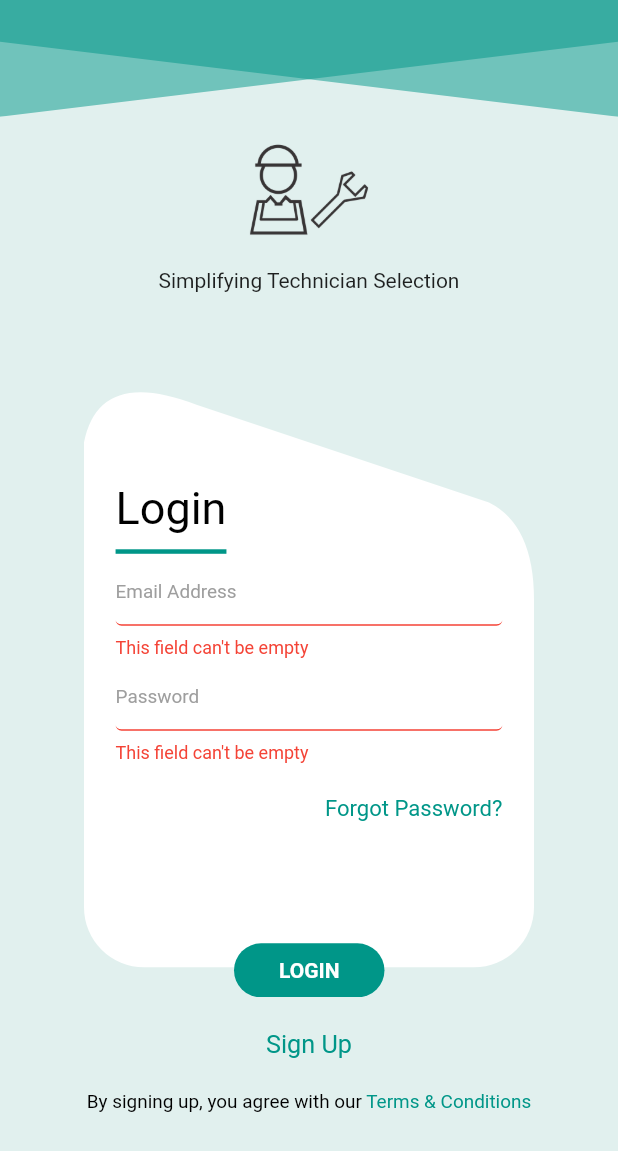
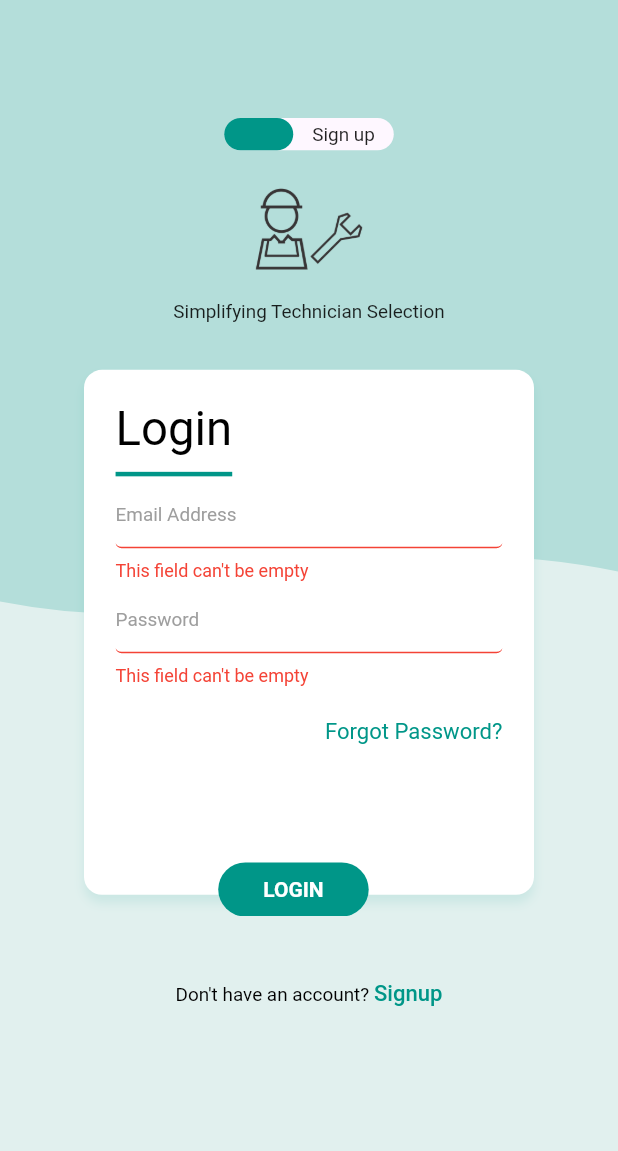
Before and after one commit to Pritom-Shajed/Fixify-App, a Flutter app: the screen it shows after launch, after a tap on "LOGIN", on a phone screen of 412 x 824 dp. Shown: the top 1151 px of the screen. Run offline on Flutter 3.47's test engine with Material 2 defaults, Android fonts, the light colour scheme and no system bars; drawn by our look-alikes of animated_toggle_switch; our stand-ins replace flutter_custom_clippers, get.

Commit message:
auth page - design in progress

```diff
--- a/lib/pages/auth/auth_body.dart
+++ b/lib/pages/auth/auth_body.dart
@@ -22,25 +22,27 @@ class AuthBody extends StatelessWidget {
   @override
   Widget build(BuildContext context) {
     return AnimatedCrossFade(
-        firstChild: ClipPath(
-          clipper: AuthClip(),
-          child: SizedBox(
-            height: 470,
+        firstChild: SizedBox(
+          height: 375,
           child: Stack(
             children: [
               Container(
-                  height: 450,
+                margin: EdgeInsets.all(Dimensions.width10),
+                padding: EdgeInsets.only(bottom: Dimensions.height20),
+                height: 350,
                 width: 300,
                 decoration: BoxDecoration(
                   color: AppColors.whiteColor,
-                    borderRadius: BorderRadius.circular(40),
+                  borderRadius: BorderRadius.circular(12),
+                  boxShadow: [
+                    BoxShadow(
+                    blurRadius: 5,
+                    offset: const Offset(0, 5),
+                    color: AppColors.shadowColor),
+                  ]
                 ),
                 child: Padding(
-                    padding: EdgeInsets.only(
-                        top: Dimensions.height20 * 6,
-                        left: Dimensions.height20,
-                        right: Dimensions.height20,
-                        bottom: Dimensions.height20),
+                  padding: EdgeInsets.all(Dimensions.height20,),
                   child: signInBody,
                 ),
               ),
@@ -51,26 +53,27 @@ class AuthBody extends StatelessWidget {
             ],
           ),
         ),
-        ),
-        secondChild: ClipPath(
-          clipper: AuthClip(flipped: true),
-          child: SizedBox(
-            height: 470,
+        secondChild: SizedBox(
+          height: 375,
           child: Stack(
             children: [
               Container(
-                  height: 450,
+                margin: EdgeInsets.all(Dimensions.width10),
+                padding: EdgeInsets.only(bottom: Dimensions.height20),
+                height: 350,
                 width: 300,
                 decoration: BoxDecoration(
                   color: AppColors.whiteColor,
-                    borderRadius: BorderRadius.circular(40),
+                  borderRadius: BorderRadius.circular(12),
+                    boxShadow: [
+                      BoxShadow(
+                          blurRadius: 5,
+                          offset: const Offset(0, 5),
+                          color: AppColors.shadowColor),
+                    ]
                 ),
                 child: Padding(
-                    padding: EdgeInsets.only(
-                        top: Dimensions.height20 * 6,
-                        left: Dimensions.height20,
-                        right: Dimensions.height20,
-                        bottom: Dimensions.height20),
+                  padding: EdgeInsets.all(Dimensions.height20,),
                   child: signUpBody,
                 ),
               ),
@@ -81,7 +84,6 @@ class AuthBody extends StatelessWidget {
             ],
           ),
         ),
-        ),
         crossFadeState: crossFadeState,
         duration: const Duration(milliseconds: 300));
   }
--- a/lib/pages/auth/authentication_page.dart
+++ b/lib/pages/auth/authentication_page.dart
@@ -1,12 +1,18 @@
+import 'package:animated_toggle_switch/animated_toggle_switch.dart';
 import 'package:fixify_app/utils/app_colors.dart';
 import 'package:fixify_app/pages/auth/auth_body.dart';
 import 'package:fixify_app/widgets/auth/auth_button.dart';
 import 'package:fixify_app/widgets/auth/auth_clip.dart';
 import 'package:fixify_app/pages/auth/sign_in_body.dart';
 import 'package:fixify_app/pages/auth/sign_up_body.dart';
+import 'package:fixify_app/widgets/auth/auth_footer.dart';
+import 'package:fixify_app/widgets/switches/toggle_switch.dart';
 import 'package:fixify_app/widgets/text_fields/custom_text_form_field.dart';
 import 'package:fixify_app/widgets/texts/medium_text.dart';
+import 'package:fixify_app/widgets/texts/small_text.dart';
+import 'package:fixify_app/widgets/texts/text_with_underline.dart';
 import 'package:flutter/foundation.dart';
+import 'package:flutter/gestures.dart';
 import 'package:flutter/material.dart';
 import 'package:flutter_custom_clippers/flutter_custom_clippers.dart';
 
@@ -55,37 +61,48 @@ class _AuthPageState extends State<AuthPage> {
           children: [
             //BG STYLE
             ClipPath(
-                clipper: DiagonalPathClipperTwo(),
+                clipper: WaveClipperTwo(),
                 child: Container(
                   width: double.maxFinite,
-                  height: Dimensions.height20 * 3.7,
-                  color: AppColors.primaryColor.withOpacity(0.5),
-                )),
-            ClipPath(
-                clipper: DiagonalPathClipperOne(),
-                child: Container(
-                  width: double.maxFinite,
-                  height: Dimensions.height20 * 3.7,
-                  color: AppColors.primaryColor.withOpacity(0.5),
+                  height: Dimensions.height20 * 20,
+                  color: AppColors.primaryColorLight,
                 )),
 
             //BODY
             Padding(
-              padding: EdgeInsets.only(top: Dimensions.height10*7),
+              padding: EdgeInsets.only(top: Dimensions.height10 * 7),
               child: SingleChildScrollView(
                 child: Center(
                   child: Column(
                     mainAxisAlignment: MainAxisAlignment.center,
                     children: [
+                      //SWITCH BETWEEN SIGN IN & SIGN UP
+                      CustomToggleSwitch(
+                          current: _signIn,
+                          firstText: 'Sign up',
+                          secondText: 'Login',
+                          onChanged: (value) {
+                            setState(() {
+                              _signIn = !_signIn;
+                            });
+                          }),
+
+                      //LOGO
                       Column(
                         children: [
                           SizedBox(
                             width: Dimensions.authLogoSize,
                             child: Image.asset('assets/icons/fixify_logo.png'),
                           ),
-                          const Text('Simplifying Technician Selection'),
+                          const SmallText(
+                              text: 'Simplifying Technician Selection')
                         ],
                       ),
+                      SizedBox(
+                        height: Dimensions.height20,
+                      ),
+
+                      //BODY
                       AuthBody(
                         crossFadeState: _signIn
                             ? CrossFadeState.showFirst
@@ -119,37 +136,23 @@ class _AuthPageState extends State<AuthPage> {
                         ),
                       ),
                       SizedBox(
-                        height: Dimensions.height20,
-                      ),
-                      GestureDetector(
-                          onTap: () {
-                            setState(() {
-                              _signIn = !_signIn;
-                            });
-                          },
-                          child: MediumText(
-                            text: _signIn ? 'Sign Up' : 'Log In',
-                            color: AppColors.primaryColor,
-                          )),
-                      SizedBox(
-                        height: Dimensions.height20,
+                        height: Dimensions.height20 * 2,
                       ),
 
-                      //TERMS & CONDITIONS
-                      RichText(
-                          text: TextSpan(
-                              text: 'By signing up, you agree with our ',
-                              style: TextStyle(
-                                  color: Colors.black,
-                                  fontSize: Dimensions.font12),
-                              children: [
-                            TextSpan(
-                              text: 'Terms & Conditions',
-                              style: TextStyle(
-                                  color: AppColors.primaryColor,
-                                  fontSize: Dimensions.font12),
-                            )
-                          ]))
+                      //FOOTER
+                      AuthFooter(
+                        signIn: _signIn,
+                        onTapSignIn: () {
+                          setState(() {
+                            _signIn = !_signIn;
+                          });
+                        },
+                        onTapSignUp: () {
+                          setState(() {
+                            _signIn = !_signIn;
+                          });
+                        },
+                      ),
                     ],
                   ),
                 ),
--- a/lib/pages/auth/sign_in_body.dart
+++ b/lib/pages/auth/sign_in_body.dart
@@ -11,7 +11,8 @@ class SignInBody extends StatelessWidget {
 
   @override
   Widget build(BuildContext context) {
-    return Column(
+    return SingleChildScrollView(
+      child: Column(
         crossAxisAlignment: CrossAxisAlignment.start,
         children: [
           Container(
@@ -22,10 +23,10 @@ class SignInBody extends StatelessWidget {
                         width: 3,
                         color: AppColors.primaryColor)),
               ),
-            child: const Text(
+              child: Text(
                 'Login',
                 style: TextStyle(
-                  color: Colors.black, fontSize: 30),
+                    color: Colors.black, fontSize: Dimensions.font30),
               )),
           CustomTextFormField(
             hintText: 'Email Address',
@@ -57,6 +58,7 @@ class SignInBody extends StatelessWidget {
             ],
           )
         ],
+      ),
     );
   }
 }
--- a/lib/pages/auth/sign_up_body.dart
+++ b/lib/pages/auth/sign_up_body.dart
@@ -1,4 +1,5 @@
 import 'package:fixify_app/utils/app_colors.dart';
+import 'package:fixify_app/utils/dimensions.dart';
 import 'package:fixify_app/widgets/text_fields/custom_text_form_field.dart';
 import 'package:flutter/material.dart';
 
@@ -6,12 +7,19 @@ class SignUpBody extends StatelessWidget {
   final TextEditingController nameController;
   final TextEditingController emailController;
   final TextEditingController passController;
-  const SignUpBody({Key? key, required this.nameController, required this.emailController, required this.passController}) : super(key: key);
+
+  const SignUpBody(
+      {Key? key,
+      required this.nameController,
+      required this.emailController,
+      required this.passController})
+      : super(key: key);
 
   @override
   Widget build(BuildContext context) {
-    return Column(
-      crossAxisAlignment: CrossAxisAlignment.end,
+    return SingleChildScrollView(
+      child: Column(
+        crossAxisAlignment: CrossAxisAlignment.start,
         children: [
           Padding(
             padding: const EdgeInsets.only(right: 20.0),
@@ -19,16 +27,15 @@ class SignUpBody extends StatelessWidget {
                 padding: const EdgeInsets.only(bottom: 10.0),
                 decoration: BoxDecoration(
                   border: Border(
-                    bottom: BorderSide(
-                        width: 3,
-                        color: AppColors.primaryColor)),
+                      bottom:
+                          BorderSide(width: 3, color: AppColors.primaryColor)),
                 ),
-              child: const Text(
+                child: Text(
                   'Signup',
-                style: TextStyle(
-                    color: Colors.black, fontSize: 30),
+                  style: TextStyle(color: Colors.black, fontSize: Dimensions.font30),
                 )),
           ),
+
           CustomTextFormField(
             hintText: 'Username',
             controller: nameController,
@@ -57,6 +64,7 @@ class SignUpBody extends StatelessWidget {
             },
           ),
         ],
+      ),
     );
   }
 }
--- a/lib/utils/app_colors.dart
+++ b/lib/utils/app_colors.dart
@@ -2,8 +2,9 @@ import 'package:flutter/material.dart';
 
 class AppColors {
   static Color primaryColor = Colors.teal;
+  static Color primaryColorLight = Colors.teal.withOpacity(0.2);
   static Color mainBgColor = Colors.teal.withOpacity(0.1);
-  static Color shadowColor = const Color(0xff5EA1FF).withOpacity(0.15);
+  static Color shadowColor = Colors.teal.withOpacity(0.1);
   static Color whiteColor = Colors.white;
   static Color redColor = Colors.red;
   static Color greyColor = Colors.grey;
--- a/lib/utils/dimensions.dart
+++ b/lib/utils/dimensions.dart
@@ -6,12 +6,16 @@ class Dimensions {
 
   static double height10 = screenHeight / 78.3;
   static double height20 = screenHeight / 39.15;
+  static double width10 = screenWidth / 39.2;
 
-  static double authLogoSize = screenHeight /7.83;
-
+  static double authLogoSize = screenHeight / 8.7;
 
   //Fonts
   static double font12 = screenHeight / 65.25;
   static double font14 = screenHeight / 55.93;
   static double font16 = screenHeight / 48.94;
+  static double font30 = screenHeight / 26.1;
+
+  //Radius
+  static double radius20 = screenHeight / 39.15;
 }
--- a/lib/widgets/auth/auth_button.dart
+++ b/lib/widgets/auth/auth_button.dart
@@ -1,4 +1,5 @@
 import 'package:fixify_app/utils/app_colors.dart';
+import 'package:fixify_app/utils/dimensions.dart';
 import 'package:flutter/material.dart';
 
 class AuthButton extends StatelessWidget {
@@ -14,7 +15,7 @@ class AuthButton extends StatelessWidget {
         padding: const EdgeInsets.symmetric(horizontal: 30, vertical: 10),
         decoration: BoxDecoration(
           color: AppColors.buttonColor,
-          borderRadius: BorderRadius.circular(20),
+          borderRadius: BorderRadius.circular(Dimensions.radius20),
         ),
         child: Text(
           buttonText,
--- /dev/null
+++ b/lib/widgets/auth/auth_footer.dart
@@ -0,0 +1,72 @@
+import 'package:fixify_app/utils/app_colors.dart';
+import 'package:fixify_app/utils/dimensions.dart';
+import 'package:flutter/gestures.dart';
+import 'package:flutter/material.dart';
+
+class AuthFooter extends StatefulWidget {
+   bool signIn;
+   VoidCallback onTapSignIn;
+   VoidCallback onTapSignUp;
+   AuthFooter({Key? key, required this.signIn, required this.onTapSignIn, required this.onTapSignUp}) : super(key: key);
+
+  @override
+  State<AuthFooter> createState() => _AuthFooterState();
+}
+
+class _AuthFooterState extends State<AuthFooter> {
+  @override
+  Widget build(BuildContext context) {
+    return widget.signIn ? RichText(
+        text: TextSpan(
+            text: 'Don\'t have an account? ',
+            style: TextStyle(
+                color: Colors.black,
+                fontSize: Dimensions.font12),
+            children: [
+              TextSpan(
+                text: 'Signup',
+                style: TextStyle(
+                    color: AppColors.primaryColor,
+                    fontWeight: FontWeight.w500,
+                    fontSize: Dimensions.font14),
+                recognizer: TapGestureRecognizer()..onTap = widget.onTapSignUp,
+              )
+            ])):
+    Column(
+      children: [
+        RichText(
+            text: TextSpan(
+                text: 'Already have an account? ',
+                style: TextStyle(
+                    color: Colors.black,
+                    fontSize: Dimensions.font12),
+                children: [
+                  TextSpan(
+                    text: 'Login',
+                    style: TextStyle(
+                        color: AppColors.primaryColor,
+                        fontWeight: FontWeight.w500,
+                        fontSize: Dimensions.font14),
+                    recognizer: TapGestureRecognizer()..onTap = widget.onTapSignIn
+                  )
+                ])),
+        SizedBox(height: Dimensions.height20,),
+        RichText(
+            text: TextSpan(
+                text: 'By signing up, you agree with our ',
+                style: TextStyle(
+                    color: Colors.black,
+                    fontSize: Dimensions.font12),
+                children: [
+                  TextSpan(
+                    text: 'Terms & Conditions',
+                    style: TextStyle(
+                        color: AppColors.primaryColor,
+                        fontWeight: FontWeight.w500,
+                        fontSize: Dimensions.font12),
+                  )
+                ])),
+      ],
+    );
+  }
+}
--- /dev/null
+++ b/lib/widgets/switches/toggle_switch.dart
@@ -0,0 +1,42 @@
+import 'package:animated_toggle_switch/animated_toggle_switch.dart';
+import 'package:fixify_app/utils/dimensions.dart';
+import 'package:fixify_app/widgets/texts/small_text.dart';
+import 'package:flutter/material.dart';
+
+class CustomToggleSwitch extends StatefulWidget {
+  final Function(bool)? onChanged;
+  final bool current;
+  final String firstText;
+  final String secondText;
+
+  const CustomToggleSwitch(
+      {Key? key,
+      required this.onChanged,
+      this.current = false,
+      required this.firstText,
+      required this.secondText})
+      : super(key: key);
+
+  @override
+  State<CustomToggleSwitch> createState() => _CustomToggleSwitchState();
+}
+
+class _CustomToggleSwitchState extends State<CustomToggleSwitch> {
+  @override
+  Widget build(BuildContext context) {
+    return AnimatedToggleSwitch.dual(
+      current: widget.current,
+      first: true,
+      second: false,
+      dif: Dimensions.width10 * 2,
+      borderColor: Colors.transparent,
+      borderWidth: 5.0,
+      height: Dimensions.height10 * 3,
+      onChanged: widget.onChanged,
+      colorBuilder: (b) => b ? Colors.teal : Colors.teal,
+      textBuilder: (value) => value
+          ? Center(child: SmallText(text: widget.firstText))
+          : Center(child: SmallText(text: widget.secondText)),
+    );
+  }
+}
--- /dev/null
+++ b/lib/widgets/texts/small_text.dart
@@ -0,0 +1,19 @@
+import 'package:fixify_app/utils/dimensions.dart';
+import 'package:flutter/material.dart';
+
+class SmallText extends StatelessWidget {
+  final Color? color;
+  final String text;
+  final double fontSize;
+  const SmallText({Key? key, this.color, required this.text, this.fontSize = 0}) : super(key: key);
+
+  @override
+  Widget build(BuildContext context) {
+    return Text(
+      text,
+      style: TextStyle(
+          color: color,
+          fontSize: fontSize == 0 ? Dimensions.font12 : fontSize),
+    );
+  }
+}
--- /dev/null
+++ b/lib/widgets/texts/text_with_underline.dart
@@ -0,0 +1,24 @@
+import 'package:fixify_app/utils/app_colors.dart';
+import 'package:fixify_app/utils/dimensions.dart';
+import 'package:flutter/material.dart';
+
+class TextWithUnderline extends StatelessWidget {
+  final String text;
+  const TextWithUnderline({Key? key, required this.text}) : super(key: key);
+
+  @override
+  Widget build(BuildContext context) {
+    return Container(
+        padding: const EdgeInsets.only(bottom: 2.0),
+        decoration: BoxDecoration(
+          border: Border(
+              bottom: BorderSide(
+                  color: AppColors.greyColor)),
+        ),
+        child: Text(
+          text,
+          style: TextStyle(
+              color: Colors.black, fontSize: Dimensions.font12),
+        ));
+  }
+}
```
Also changed, not shown: pubspec.yaml (+5 -50 lines), pubspec.lock. Lines whose indentation alone changed are shown as unchanged.
